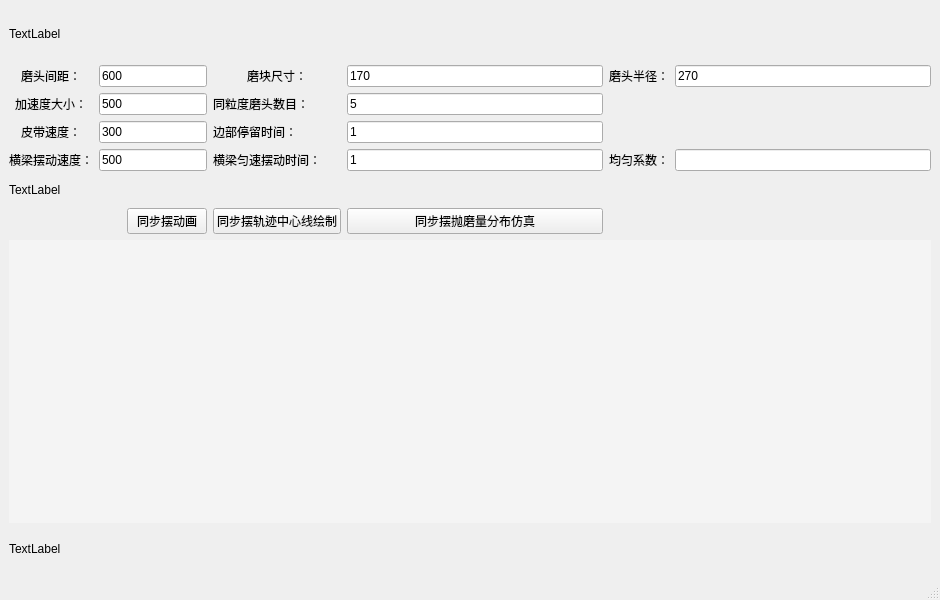
The window that Equal_Sim.ui (wuheideyun/PolishingParameterNew) describes before a commit, drawn with Qt 5.
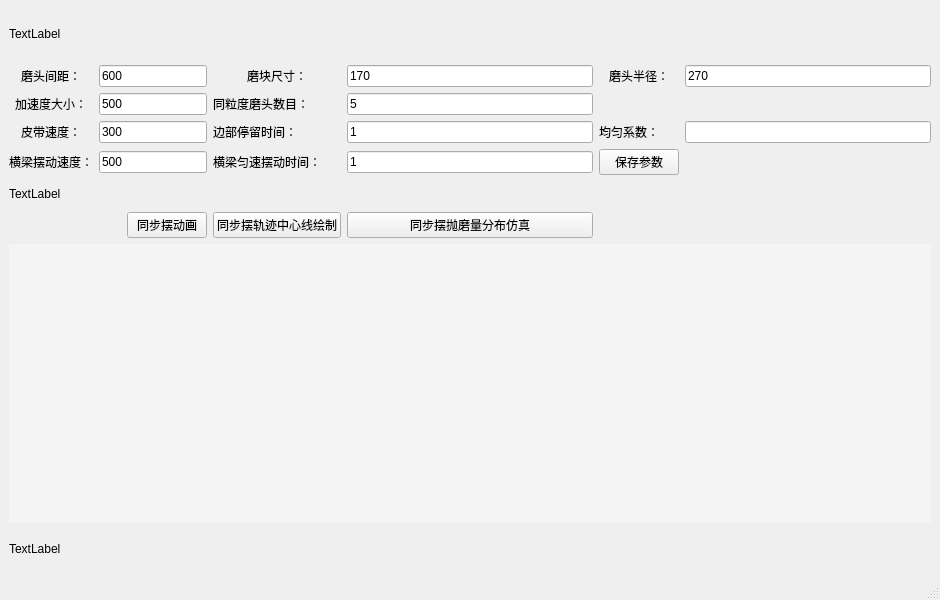
The same window after the commit.

Commit message: 增加保存参数按钮

```diff
--- a/Equal_Sim.ui
+++ b/Equal_Sim.ui
@@ -39,16 +39,6 @@
       </property>
      </widget>
     </item>
-    <item row="4" column="6">
-     <widget class="QLineEdit" name="lineEdit_coefficient">
-      <property name="enabled">
-       <bool>true</bool>
-      </property>
-      <property name="text">
-       <string/>
-      </property>
-     </widget>
-    </item>
     <item row="1" column="5">
      <widget class="QLabel" name="label_radius">
       <property name="text">
@@ -213,13 +203,6 @@
       </property>
      </widget>
     </item>
-    <item row="4" column="5">
-     <widget class="QLabel" name="label_coefficient">
-      <property name="text">
-       <string>&lt;html&gt;&lt;head/&gt;&lt;body&gt;&lt;p&gt;均匀系数：&lt;/p&gt;&lt;/body&gt;&lt;/html&gt;</string>
-      </property>
-     </widget>
-    </item>
     <item row="8" column="0" colspan="7">
      <widget class="QLabel" name="label_bottom">
       <property name="minimumSize">
@@ -246,6 +229,30 @@
       </property>
      </widget>
     </item>
+    <item row="3" column="5">
+     <widget class="QLabel" name="label_coefficient">
+      <property name="text">
+       <string>&lt;html&gt;&lt;head/&gt;&lt;body&gt;&lt;p&gt;均匀系数：&lt;/p&gt;&lt;/body&gt;&lt;/html&gt;</string>
+      </property>
+     </widget>
+    </item>
+    <item row="3" column="6">
+     <widget class="QLineEdit" name="lineEdit_coefficient">
+      <property name="enabled">
+       <bool>true</bool>
+      </property>
+      <property name="text">
+       <string/>
+      </property>
+     </widget>
+    </item>
+    <item row="4" column="5">
+     <widget class="QPushButton" name="button_save_parameter">
+      <property name="text">
+       <string>保存参数</string>
+      </property>
+     </widget>
+    </item>
    </layout>
   </widget>
   <widget class="QMenuBar" name="menubar">
```
The commit also changes 17 other files.
